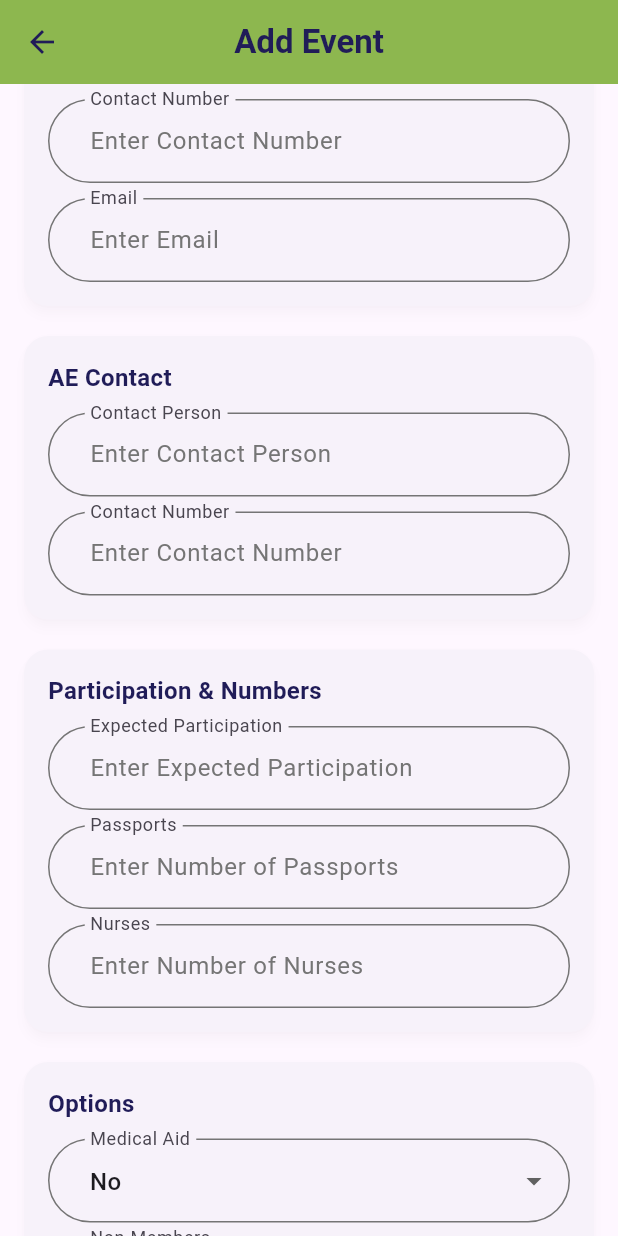
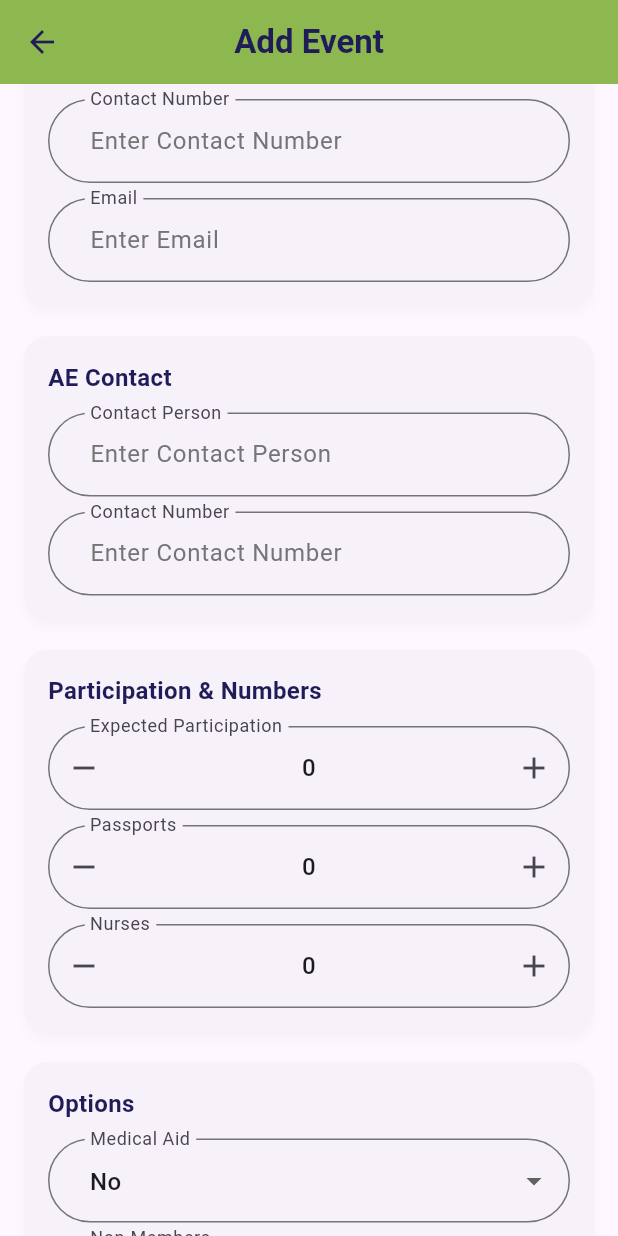
Before and after one commit to munashethedeveloper/kenwell_health_app, a Flutter app: the EventScreen screen opened by its route, scrolled down 576 dp, on a phone screen of 412 x 824 dp. Run offline on Flutter 3.47's test engine with Material 3 defaults, Android fonts, the phone set to English and light mode, and no system bars; drawn by our look-alikes of flutter_spinbox; our stand-ins replace cloud_firestore, firebase_auth, package_info_plus, shared_preferences, signature, table_calendar; accounts and stored records are empty.

Commit message:
ADDED FLUTTER SPINBOX

```diff
--- a/lib/ui/features/event/widgets/event_screen.dart
+++ b/lib/ui/features/event/widgets/event_screen.dart
@@ -1,5 +1,5 @@
 import 'package:flutter/material.dart';
-import 'package:flutter/services.dart';
+import 'package:flutter_spinbox/flutter_spinbox.dart';
 import 'package:kenwell_health_app/ui/shared/ui/form/form_input_borders.dart';
 import 'package:kenwell_health_app/utils/input_formatters.dart';
 import '../../../shared/ui/app_bar/kenwell_app_bar.dart';
@@ -9,7 +9,6 @@ import '../../../../domain/models/wellness_event.dart';
 class EventScreen extends StatefulWidget {
   final EventViewModel viewModel;
   final DateTime date;
-  final List<WellnessEvent>? existingEvents;
   final WellnessEvent? existingEvent;
   final void Function(WellnessEvent) onSave;
 
@@ -17,7 +16,6 @@ class EventScreen extends StatefulWidget {
     super.key,
     required this.viewModel,
     required this.date,
-    this.existingEvents,
     this.existingEvent,
     required this.onSave,
   });
@@ -33,17 +31,16 @@ class _EventScreenState extends State<EventScreen> {
   @override
   void initState() {
     super.initState();
-    final WellnessEvent? eventToEdit = widget.existingEvent ??
-        (widget.existingEvents != null && widget.existingEvents!.isNotEmpty
-            ? widget.existingEvents!.first
-            : null);
+    final WellnessEvent? eventToEdit = widget.existingEvent;
 
     if (eventToEdit != null) {
       WidgetsBinding.instance.addPostFrameCallback((_) {
         if (!mounted) return;
         if (!_didLoadExistingEvent) {
           widget.viewModel.loadExistingEvent(eventToEdit);
-          _didLoadExistingEvent = true;
+          setState(() {
+            _didLoadExistingEvent = true;
+          });
         }
       });
     } else {
@@ -54,10 +51,7 @@ class _EventScreenState extends State<EventScreen> {
 
   @override
   Widget build(BuildContext context) {
-    final WellnessEvent? eventToEdit = widget.existingEvent ??
-        (widget.existingEvents != null && widget.existingEvents!.isNotEmpty
-            ? widget.existingEvents!.first
-            : null);
+    final WellnessEvent? eventToEdit = widget.existingEvent;
     final bool isEditMode = eventToEdit != null;
 
     Widget buildDropdown(String label, String value, List<String> options,
@@ -250,36 +244,13 @@ class _EventScreenState extends State<EventScreen> {
 
               // Participation & Numbers Section
               sectionWrapper('Participation & Numbers', [
-                TextFormField(
-                  controller: widget.viewModel.expectedParticipationController,
-                  decoration: _profileFieldDecoration(
-                      'Expected Participation', 'Enter Expected Participation'),
-                  keyboardType: TextInputType.number,
-                  inputFormatters: AppTextInputFormatters.numbersOnly(),
-                  validator: (val) => (val == null || val.isEmpty)
-                      ? 'Enter Expected Participation'
-                      : null,
-                ),
+                _buildSpinBoxField('Expected Participation',
+                    widget.viewModel.expectedParticipationController),
                 const SizedBox(height: 10),
-                TextFormField(
-                  controller: widget.viewModel.passportsController,
-                  decoration: _profileFieldDecoration(
-                      'Passports', 'Enter Number of Passports'),
-                  keyboardType: TextInputType.number,
-                  inputFormatters: AppTextInputFormatters.numbersOnly(),
-                  validator: (val) =>
-                      (val == null || val.isEmpty) ? 'Enter Passports' : null,
-                ),
+                _buildSpinBoxField(
+                    'Passports', widget.viewModel.passportsController),
                 const SizedBox(height: 10),
-                TextFormField(
-                  controller: widget.viewModel.nursesController,
-                  decoration: _profileFieldDecoration(
-                      'Nurses', 'Enter Number of Nurses'),
-                  keyboardType: TextInputType.number,
-                  inputFormatters: AppTextInputFormatters.numbersOnly(),
-                  validator: (val) =>
-                      (val == null || val.isEmpty) ? 'Enter Nurses' : null,
-                ),
+                _buildSpinBoxField('Nurses', widget.viewModel.nursesController),
               ]),
 
               // Options Section
@@ -367,6 +338,26 @@ class _EventScreenState extends State<EventScreen> {
     );
   }
 
+  Widget _buildSpinBoxField(String label, TextEditingController controller) {
+    final initialValue =
+        double.tryParse(controller.text.isEmpty ? '0' : controller.text) ?? 0;
+
+    return SpinBox(
+      min: 0,
+      max: 100000,
+      value: initialValue,
+      step: 1,
+      decimals: 0,
+      keyboardType:
+          const TextInputType.numberWithOptions(decimal: false, signed: false),
+      decoration: _profileFieldDecoration(label, 'Enter $label'),
+      validator: (value) => value == null ? 'Enter $label' : null,
+      onChanged: (value) {
+        controller.text = value.round().toString();
+      },
+    );
+  }
+
   InputDecoration _profileFieldDecoration(String label, String hint) {
     return InputDecoration(
       labelText: label,
--- a/lib/ui/features/stats_report/widgets/stats_report_screen.dart
+++ b/lib/ui/features/stats_report/widgets/stats_report_screen.dart
@@ -1,5 +1,4 @@
 import 'package:flutter/material.dart';
-import 'package:flutter/services.dart';
 import 'package:intl/intl.dart';
 import 'package:provider/provider.dart';
 import 'package:kenwell_health_app/utils/input_formatters.dart';
--- a/pubspec.yaml
+++ b/pubspec.yaml
@@ -8,6 +8,7 @@ environment:
 dependencies:
   flutter:
     sdk: flutter
+  flutter_spinbox: ^0.13.1
   table_calendar: ^3.2.0
   shared_preferences: ^2.5.3
   provider: ^6.1.5
```
Also changed, not shown: pubspec.lock.
